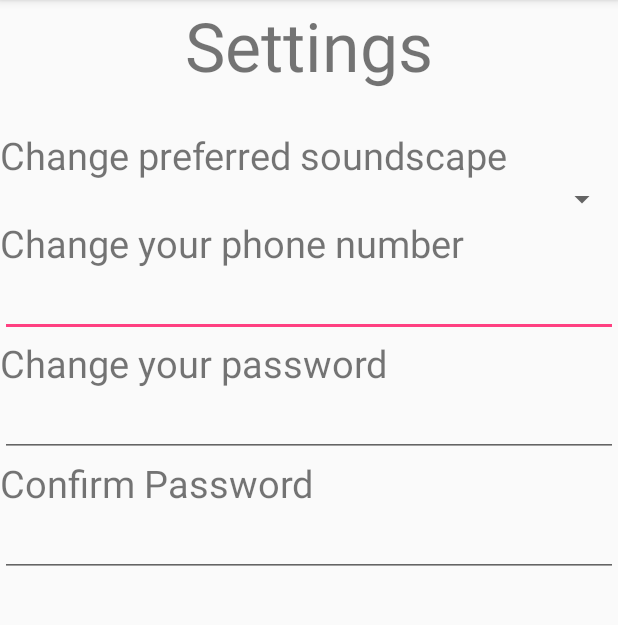
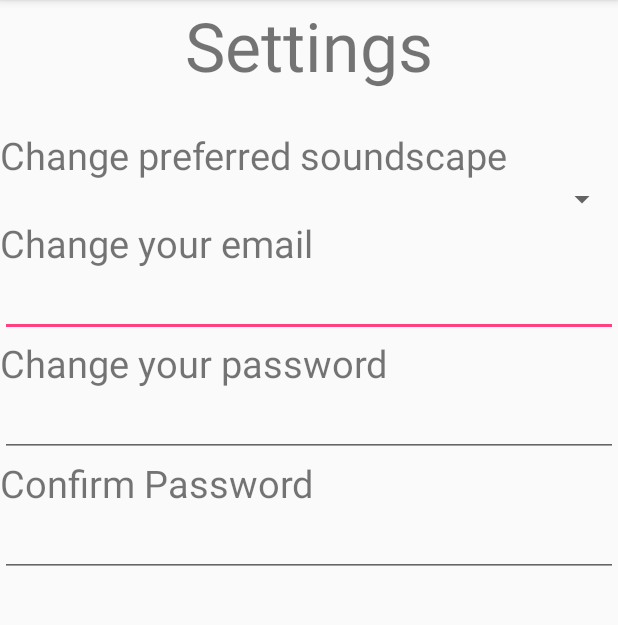
Before and after one commit to RosabelleArmstead/softeng-cw, an Android app: the Settings screen opened directly, with no data from a screen before it, on a phone screen of 412 x 824 dp, the part 84-709 px from its top. Run offline under Robolectric (Android 15) with nearby library versions, the light colour scheme and no system bars.

Commit message:
Changed change phone number to change email

```diff
--- a/app/src/main/res/layout/activity_settings.xml
+++ b/app/src/main/res/layout/activity_settings.xml
@@ -27,7 +27,7 @@
         android:layout_width="match_parent"
         android:layout_height="wrap_content"
         android:labelFor="@id/edit_phone_number"
-        android:text="@string/change_phone_number"
+        android:text="@string/change_email"
         android:textSize="25sp" />
 
     <EditText
--- a/app/src/main/res/values/strings.xml
+++ b/app/src/main/res/values/strings.xml
@@ -1,7 +1,7 @@
 <resources>
     <string name="app_name">Rest Easy</string>
     <string name="change_soundscape">Change preferred soundscape</string>
-    <string name="change_phone_number">Change your phone number</string>
+    <string name="change_email">Change your email</string>
     <string name="change_password">Change your password</string>
     <string name="confirm_password">Confirm Password</string>
     <string name="settings">Settings</string>
```
